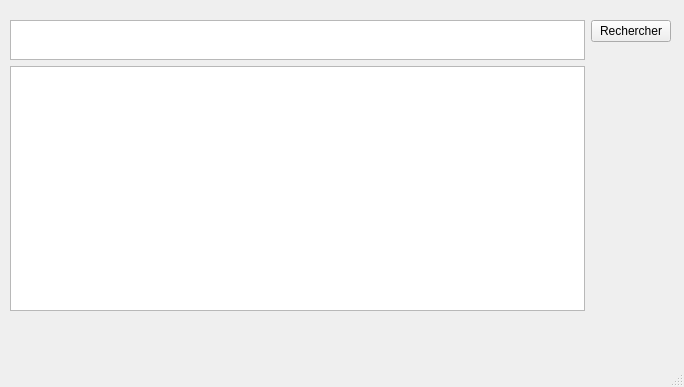
First picture: the form in mainwindow.ui, repository ClementAdd/DevDesk-Front, before the edit.
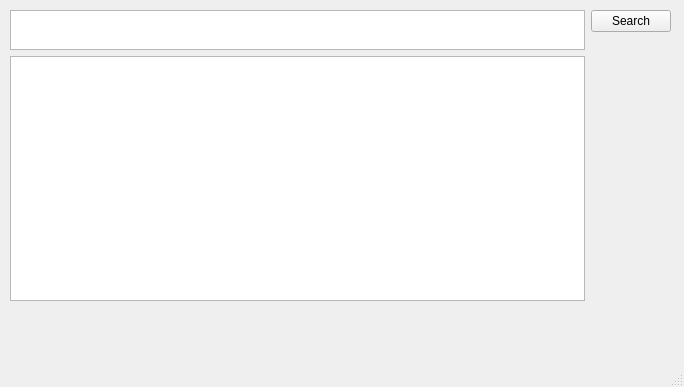
Second picture: the form after the edit.

```diff
--- a/mainwindow.ui
+++ b/mainwindow.ui
@@ -18,7 +18,7 @@
     <property name="geometry">
      <rect>
       <x>10</x>
-      <y>20</y>
+      <y>10</y>
       <width>661</width>
       <height>291</height>
      </rect>
@@ -55,7 +55,7 @@
           <bool>true</bool>
          </property>
          <property name="text">
-          <string>Rechercher</string>
+          <string>Search</string>
          </property>
         </widget>
        </item>
```
Left out of the diff: 6 changed lines with no effect on the pictures.
